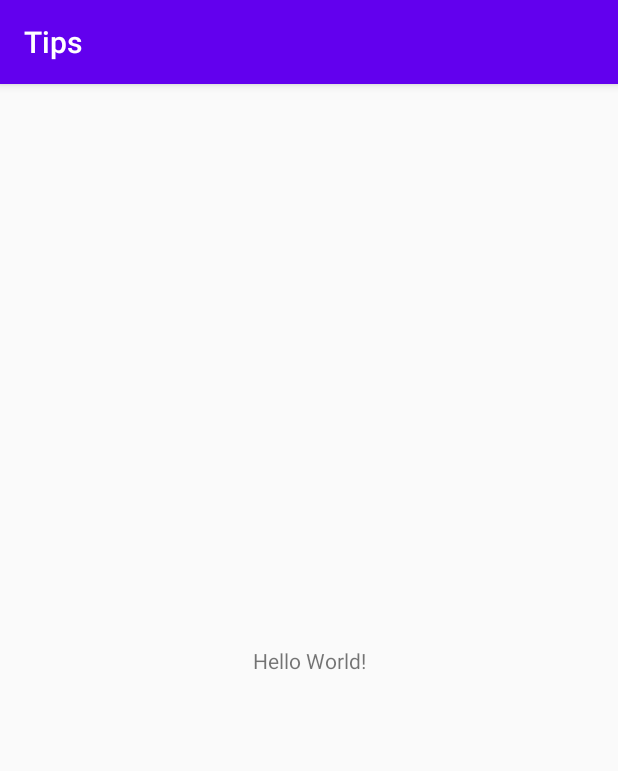
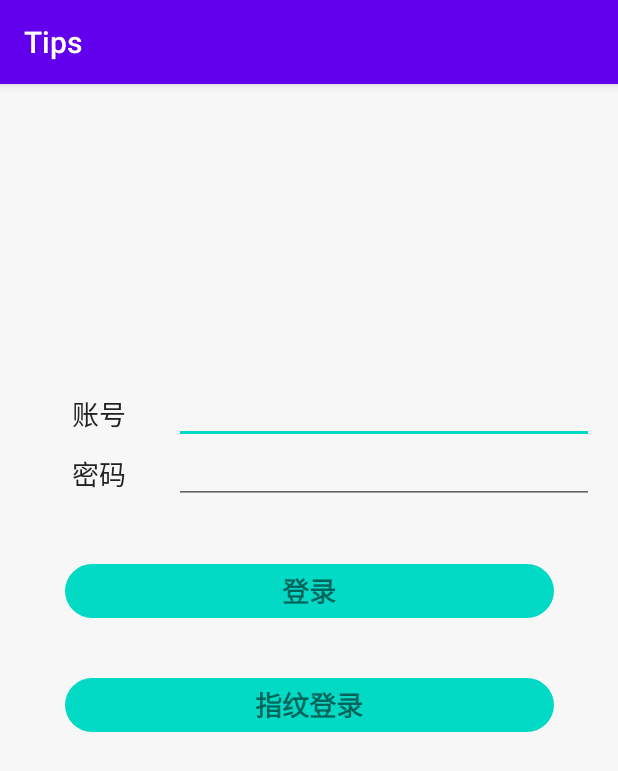
Before and after one commit to FreedsXing/Tips, an Android app: the screen it shows after launch (MainActivity), on a phone screen of 412 x 824 dp. Shown: the top 771 px of the screen. Run offline under Robolectric (Android 15) with nearby library versions, the phone set to English and light mode, and no system bars; our stand-ins replace ButterKnife.

Commit message:
添加登录功能

```diff
--- a/app/build.gradle
+++ b/app/build.gradle
@@ -30,4 +30,8 @@ dependencies {
     androidTestImplementation 'androidx.test.ext:junit:1.1.2'
     androidTestImplementation 'androidx.test.espresso:espresso-core:3.3.0'
 
+    //butterKnife
+    implementation "com.jakewharton:butterknife:$rootProject.ext.butter_knife_version"
+    annotationProcessor "com.jakewharton:butterknife-compiler:$rootProject.ext.butter_knife_version"
+
 }
--- a/app/src/main/AndroidManifest.xml
+++ b/app/src/main/AndroidManifest.xml
@@ -9,6 +9,7 @@
         android:roundIcon="@mipmap/ic_launcher_round"
         android:supportsRtl="true"
         android:theme="@style/AppTheme">
+        <activity android:name=".HomeActivity"></activity>
         <activity android:name=".MainActivity">
             <intent-filter>
                 <action android:name="android.intent.action.MAIN" />
--- a/app/src/main/java/com/help/tip/MainActivity.java
+++ b/app/src/main/java/com/help/tip/MainActivity.java
@@ -2,16 +2,59 @@ package com.help.tip;
 
 import androidx.appcompat.app.AppCompatActivity;
 
+import android.content.Intent;
 import android.os.Bundle;
+import android.view.View;
+import android.widget.EditText;
+import android.widget.TextView;
+import android.widget.Toast;
+
+import butterknife.BindView;
+import butterknife.ButterKnife;
 
 /**
  * @author Administrator
  */
-public class MainActivity extends AppCompatActivity {
+public class MainActivity extends AppCompatActivity implements View.OnClickListener {
+
+    @BindView(R.id.et_account)
+    EditText etAccount;
+    @BindView(R.id.et_pwd)
+    EditText etPwd;
+    @BindView(R.id.tv_login)
+    TextView tvLogin;
+
+    @BindView(R.id.tv_login_fingerprint)
+    TextView tvLoginFingerPrint;
 
     @Override
     protected void onCreate(Bundle savedInstanceState) {
         super.onCreate(savedInstanceState);
         setContentView(R.layout.activity_main);
+        ButterKnife.bind(this);
+
+        tvLogin.setOnClickListener(this);
+        tvLoginFingerPrint.setOnClickListener(this);
+    }
+
+    @Override
+    public void onClick(View v) {
+        switch (v.getId()) {
+            case R.id.tv_login:
+                String accout = etAccount.getText().toString();
+                String pwd = etPwd.getText().toString();
+                if ("123".equals(accout) && "456".equals(pwd)){
+                    Intent intent = new Intent(MainActivity.this, HomeActivity.class);
+                    startActivity(intent);
+                }else {
+                    Toast.makeText(MainActivity.this, "账号或密码失败", Toast.LENGTH_LONG).show();
+                }
+                break;
+            case R.id.tv_login_fingerprint:
+
+                break;
+            default:
+                break;
+        }
     }
 }
--- /dev/null
+++ b/app/src/main/res/drawable/bg_btn_main_color_radius_18dp.xml
@@ -0,0 +1,7 @@
+<?xml version="1.0" encoding="utf-8"?>
+<shape xmlns:android="http://schemas.android.com/apk/res/android">
+    <solid android:color="@color/colorMain">
+    </solid>
+    <corners android:radius="18dp">
+    </corners>
+</shape>
--- a/app/src/main/res/layout/activity_main.xml
+++ b/app/src/main/res/layout/activity_main.xml
@@ -2,17 +2,78 @@
 <androidx.constraintlayout.widget.ConstraintLayout xmlns:android="http://schemas.android.com/apk/res/android"
     xmlns:app="http://schemas.android.com/apk/res-auto"
     xmlns:tools="http://schemas.android.com/tools"
+    style="@style/normal_padding_left_right_16dp"
     android:layout_width="match_parent"
     android:layout_height="match_parent"
+    android:background="@color/colorBgF7"
     tools:context=".MainActivity">
 
     <TextView
-        android:layout_width="wrap_content"
-        android:layout_height="wrap_content"
-        android:text="Hello World!"
-        app:layout_constraintBottom_toBottomOf="parent"
-        app:layout_constraintLeft_toLeftOf="parent"
-        app:layout_constraintRight_toRightOf="parent"
-        app:layout_constraintTop_toTopOf="parent" />
+        android:id="@+id/tv_account"
+        android:layout_width="100dp"
+        android:layout_height="40dp"
+        android:layout_marginTop="200dp"
+        android:gravity="center"
+        android:text="账号"
+        android:textColor="@color/colorText222"
+        android:textSize="@dimen/text_size_18sp"
+        app:layout_constraintStart_toStartOf="parent"
+        app:layout_constraintTop_toTopOf="parent"></TextView>
+
+    <EditText
+        android:id="@+id/et_account"
+        android:layout_width="0dp"
+        android:layout_height="40dp"
+        android:layout_marginTop="200dp"
+        app:layout_constraintEnd_toEndOf="parent"
+        app:layout_constraintStart_toEndOf="@+id/tv_account"
+        app:layout_constraintTop_toTopOf="parent"></EditText>
+
+    <TextView
+        android:id="@+id/tv_pwd"
+        android:layout_width="100dp"
+        android:layout_height="40dp"
+        android:gravity="center"
+        android:text="密码"
+        android:textColor="@color/colorText222"
+        android:textSize="@dimen/text_size_18sp"
+        app:layout_constraintStart_toStartOf="parent"
+        app:layout_constraintTop_toBottomOf="@+id/tv_account"></TextView>
+
+    <EditText
+        android:id="@+id/et_pwd"
+        android:layout_width="0dp"
+        android:layout_height="40dp"
+        app:layout_constraintEnd_toEndOf="parent"
+        app:layout_constraintStart_toEndOf="@+id/tv_pwd"
+        app:layout_constraintTop_toBottomOf="@+id/et_account"></EditText>
+
+    <TextView
+        android:id="@+id/tv_login"
+        android:layout_width="326dp"
+        android:layout_height="36dp"
+        android:layout_marginTop="40dp"
+        android:background="@drawable/bg_btn_main_color_radius_18dp"
+        android:gravity="center"
+        android:text="登录"
+        android:textSize="@dimen/text_size_18sp"
+        android:textStyle="bold"
+        app:layout_constraintEnd_toEndOf="parent"
+        app:layout_constraintStart_toStartOf="parent"
+        app:layout_constraintTop_toBottomOf="@+id/et_pwd"></TextView>
+
+    <TextView
+        android:id="@+id/tv_login_fingerprint"
+        android:layout_width="326dp"
+        android:layout_height="36dp"
+        android:layout_marginTop="40dp"
+        android:background="@drawable/bg_btn_main_color_radius_18dp"
+        android:gravity="center"
+        android:text="指纹登录"
+        android:textSize="@dimen/text_size_18sp"
+        android:textStyle="bold"
+        app:layout_constraintEnd_toEndOf="parent"
+        app:layout_constraintStart_toStartOf="parent"
+        app:layout_constraintTop_toBottomOf="@+id/tv_login"></TextView>
 
 </androidx.constraintlayout.widget.ConstraintLayout>
--- a/app/src/main/res/values/colors.xml
+++ b/app/src/main/res/values/colors.xml
@@ -3,4 +3,19 @@
     <color name="colorPrimary">#6200EE</color>
     <color name="colorPrimaryDark">#3700B3</color>
     <color name="colorAccent">#03DAC5</color>
+
+    <color name="colorMain">#03DAC5</color>
+
+
+    <!--背景色-->
+    <color name="colorBgF7">#F7F7F7</color>
+    <!--边框 线条-->
+    <color name="colorLineDialogDC">#999999</color>
+    <!--文字色 指disable、提示字符-->
+    <color name="colorText999">#999999</color>
+    <!--文字色-->
+    <color name="colorText666">#666666</color>
+    <!--文字色-->
+    <color name="colorText222">#222222</color>
+
 </resources>
--- a/app/src/main/res/values/styles.xml
+++ b/app/src/main/res/values/styles.xml
@@ -7,4 +7,8 @@
         <item name="colorAccent">@color/colorAccent</item>
     </style>
 
+    <style name="normal_padding_left_right_16dp">
+        <item name="android:paddingStart">16dp</item>
+        <item name="android:paddingEnd">16dp</item>
+    </style>
 </resources>
```
Also changed, not shown: app/src/main/java/com/help/tip/HomeActivity.java (added, +14 -0 lines), app/src/main/res/layout/activity_home.xml (added, +15 -0 lines), app/src/main/res/values/dimens.xml (added, +7 -0 lines), build.gradle (+61 -0 lines).
